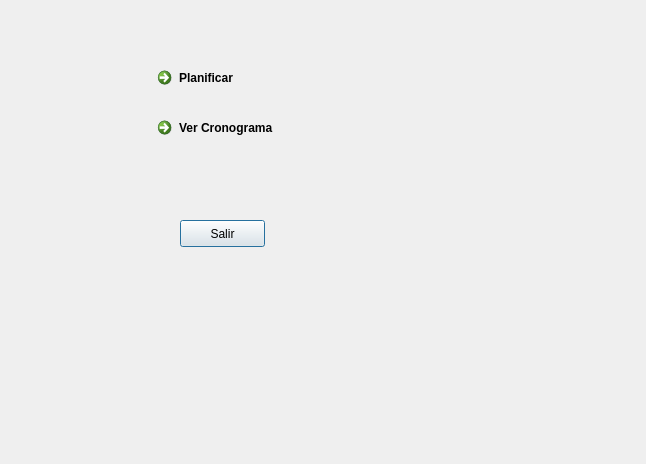
The window that omega/omega/menu.ui (orianapedroza/proyectoLM1) describes before a commit, drawn with Qt 5.
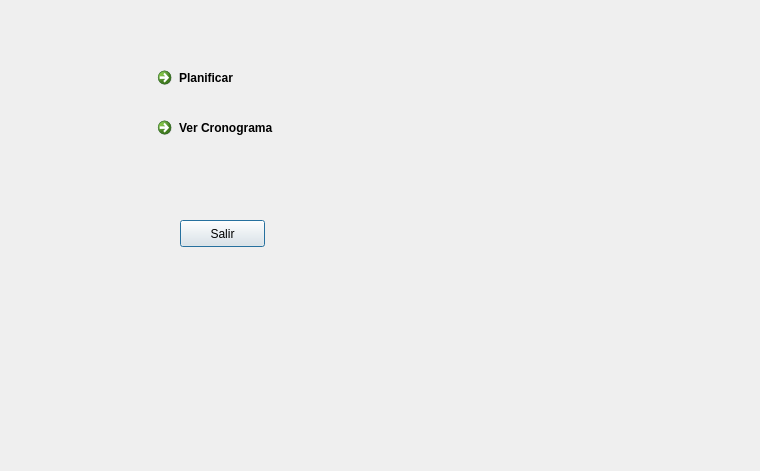
The same window after the commit. Icons and pictures are not drawn.

What changed in the file:
```diff
--- a/omega/omega/menu.ui
+++ b/omega/omega/menu.ui
@@ -6,8 +6,8 @@
    <rect>
     <x>0</x>
     <y>0</y>
-    <width>646</width>
-    <height>464</height>
+    <width>760</width>
+    <height>471</height>
    </rect>
   </property>
   <property name="windowTitle">
```
Left out of the diff: 12 changed lines with no effect on the pictures.
